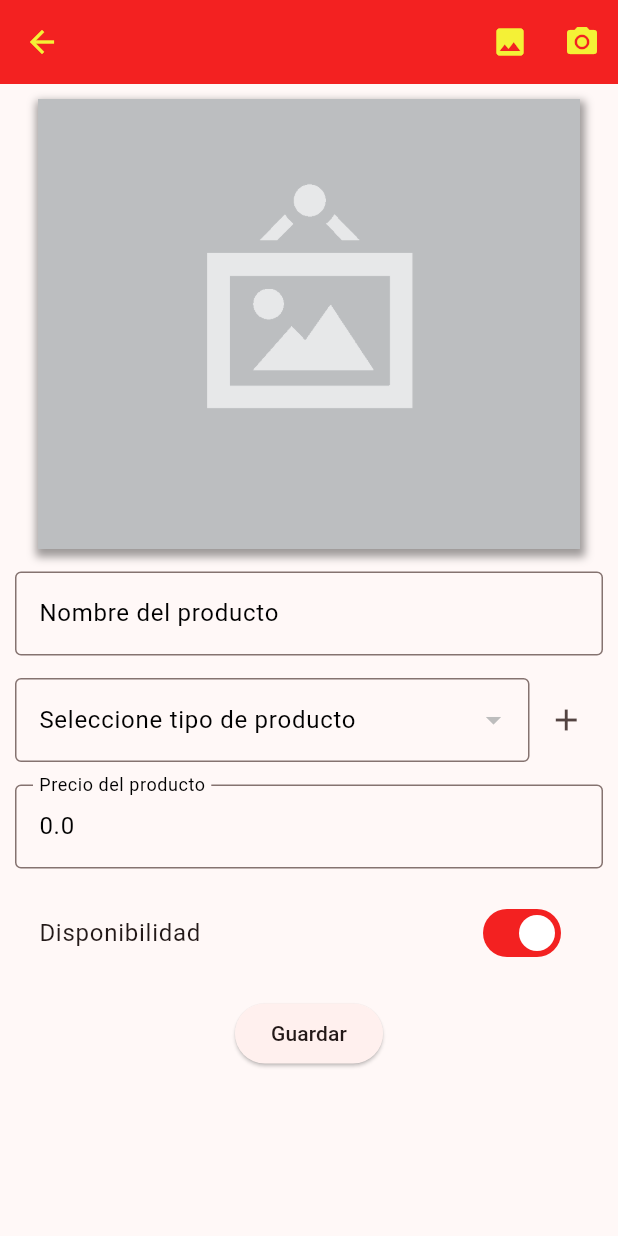
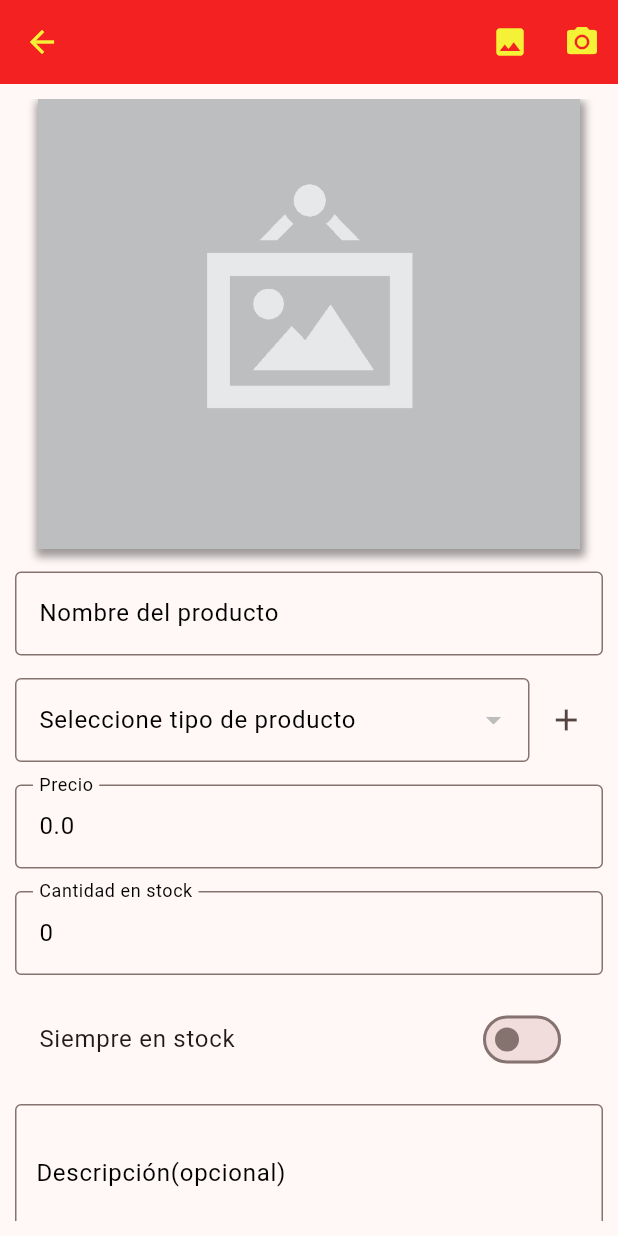
Before and after one commit to ChrisRamirez11/shopping_app, a Flutter app: the AddProductScreen screen opened directly, on a phone screen of 412 x 824 dp. Run offline on Flutter 3.47's test engine with Material 3 defaults, Android fonts, the phone set to English and light mode, and no system bars; our stand-ins replace cached_network_image, flutter_image_compress, image_picker, rxdart, shared_preferences, supabase_flutter; missing offline and left inert: double_tap_to_exit, top_modal_sheet; accounts and stored records are empty.

Commit message:
new fields in product added

```diff
--- a/lib/models/Producto.dart
+++ b/lib/models/Producto.dart
@@ -21,6 +21,8 @@ class Product {
   String type;
   double price;
   bool availability;
+  int quantity;
+  String description;
   String pic;
 
   Product(
@@ -29,6 +31,8 @@ class Product {
       required this.type,
       required this.price,
       required this.availability,
+      required this.quantity,
+      required this.description,
       required this.pic});
 
   factory Product.fromRawJson(String str) => Product.fromJson(json.decode(str));
@@ -40,7 +44,9 @@ class Product {
         name: json["name"],
         price: double.parse(json["price"].toString()),
         availability: json["availability"],
+        quantity: json["quantity"],
         type: json["type"],
+        description: json["description"],
         pic: json["pic"],
       );
 
@@ -49,7 +55,9 @@ class Product {
         "name": name,
         "price": price,
         "availability": availability,
+        "quantity": quantity,
         "type": type,
+        "description": description,
         "pic": pic
       };
 }
--- a/lib/provider/products_provider_supabase.dart
+++ b/lib/provider/products_provider_supabase.dart
@@ -62,7 +62,9 @@ class ProductsProviderSupabase {
           'type': product.type,
           'price': product.price,
           'availability': product.availability,
-          'pic': product.pic
+          'pic': product.pic,
+          'quantity': product.quantity,
+          'description': product.description
         }
       ]);
     } on AuthException catch (error) {
@@ -90,7 +92,9 @@ class ProductsProviderSupabase {
         'type': product.type,
         'price': product.price,
         'availability': product.availability,
-        'pic': product.pic
+        'pic': product.pic,
+        'quantity': product.quantity,
+        'description': product.description
       }).eq('id', product.id);
     } on AuthException catch (error) {
       SchedulerBinding.instance.addPostFrameCallback((timeStamp) {
--- a/lib/screens/add_product_screen.dart
+++ b/lib/screens/add_product_screen.dart
@@ -51,7 +51,14 @@ class _AddProductScreenState extends State<AddProductScreen> {
       _selectedOption = product.type;
     } else {
       product = Product(
-          id: 0, name: '', type: '', price: 0, availability: true, pic: '');
+          id: 0,
+          name: '',
+          type: '',
+          price: 0,
+          availability: false,
+          pic: '',
+          quantity: 0,
+          description: '');
     }
     super.initState();
   }
@@ -107,7 +114,15 @@ class _AddProductScreenState extends State<AddProductScreen> {
                   const SizedBox(
                     height: 15,
                   ),
+                  _quantityField(),
+                  const SizedBox(
+                    height: 15,
+                  ),
                   _availabilityField(),
+                  const SizedBox(
+                    height: 15,
+                  ),
+                  _descriptionField(),
                   const SizedBox(
                     height: 15,
                   ),
@@ -248,7 +263,7 @@ class _AddProductScreenState extends State<AddProductScreen> {
       initialValue: product.price.toString(),
       keyboardType: TextInputType.number,
       decoration: const InputDecoration(
-        labelText: 'Precio del producto',
+        labelText: 'Precio',
         border: OutlineInputBorder(),
       ),
       onSaved: (newValue) => product.price = double.parse(newValue!),
@@ -262,14 +277,54 @@ class _AddProductScreenState extends State<AddProductScreen> {
     );
   }
 
+  TextFormField _quantityField() {
+    bool enabled = !product.availability;
+    return TextFormField(
+      enabled: enabled,
+      initialValue: product.quantity.toString(),
+      keyboardType: const TextInputType.numberWithOptions(decimal: false),
+      decoration: InputDecoration(
+        enabled: enabled,
+        labelText: 'Cantidad en stock',
+        border: const OutlineInputBorder(),
+      ),
+      onSaved: (newValue) => product.quantity = int.parse(newValue!),
+      validator: (value) {
+        if (utils.isNumeric(value!)) {
+          return null;
+        } else {
+          return 'Debe contener solo numeros, y sin espacios vacios';
+        }
+      },
+    );
+  }
+
   _availabilityField() {
     return SwitchListTile(
-        shape: RoundedRectangleBorder(borderRadius: BorderRadius.circular(10)),
-        title: const Text('Disponibilidad'),
+        shape: RoundedRectangleBorder(
+          borderRadius: BorderRadius.circular(10),
+        ),
+        title: const Text('Siempre en stock'),
         value: product.availability,
         onChanged: (value) => setState(() {
               product.availability = value;
             }));
+  }
+
+  _descriptionField() {
+    return TextFormField(
+      maxLines: 3,
+      initialValue: product.description,
+      textCapitalization: TextCapitalization.sentences,
+      keyboardType: TextInputType.text,
+      decoration: InputDecoration(
+        contentPadding: const EdgeInsets.all(10),
+        isCollapsed: product.description.isEmpty ? true : false,
+        labelText: 'Descripción(opcional)',
+        border: const OutlineInputBorder(),
+      ),
+      onSaved: (newValue) => product.description = newValue!,
+    );
   }
 
   _createButton() {
--- a/lib/widgets/grid_view_widget.dart
+++ b/lib/widgets/grid_view_widget.dart
@@ -39,7 +39,10 @@ class _GridViewWidgetState extends State<GridViewWidget> {
           type: productMap['type'],
           price: double.parse(productMap['price'].toString()),
           availability: productMap['availability'],
-          pic: productMap['pic']);
+          pic: productMap['pic'],
+          quantity: productMap['quantity'],
+          description: productMap['description']);
+
       return showTopModalSheet(
           context,
           CustomizedTopShet(
```
